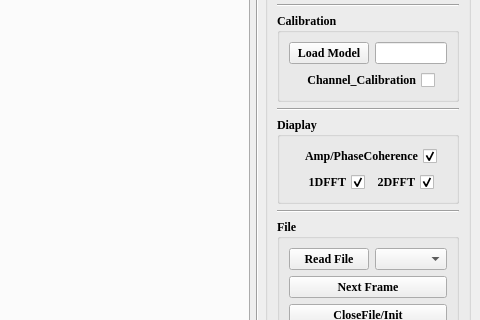
The window that Radar_UDP.ui (CruzeOliver/Andar_Radar_UDP) describes before a commit, drawn with Qt 5; both pictures show x 746 to 1226 and y 288 to 608 of the 1226 by 943 pixel window.
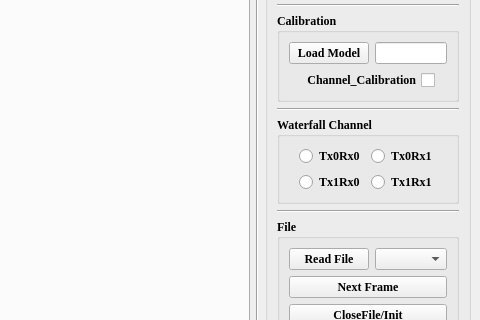
The same window after the commit.

Commit message: Removed the checkboxes for 1dfft, 2dfft, etc., and all views are displayed directly. Added a waterfall channel selection button

The edit to the form file:
```diff
--- a/Radar_UDP.ui
+++ b/Radar_UDP.ui
@@ -414,12 +414,56 @@
        <item>
         <widget class="QGroupBox" name="groupBox_Display">
          <property name="title">
-          <string>Diaplay</string>
+          <string>Waterfall Channel</string>
          </property>
          <layout class="QVBoxLayout" name="verticalLayout_4">
           <item>
            <layout class="QHBoxLayout" name="horizontalLayout_6">
             <item>
+             <spacer name="horizontalSpacer_3">
+              <property name="orientation">
+               <enum>Qt::Horizontal</enum>
+              </property>
+              <property name="sizeHint" stdset="0">
+               <size>
+                <width>40</width>
+                <height>20</height>
+               </size>
+              </property>
+             </spacer>
+            </item>
+            <item>
+             <widget class="QRadioButton" name="radioButton_t0r0">
+              <property name="text">
+               <string>Tx0Rx0</string>
+              </property>
+             </widget>
+            </item>
+            <item>
+             <widget class="QRadioButton" name="radioButton_t0r1">
+              <property name="text">
+               <string>Tx0Rx1</string>
+              </property>
+             </widget>
+            </item>
+            <item>
+             <spacer name="horizontalSpacer_4">
+              <property name="orientation">
+               <enum>Qt::Horizontal</enum>
+              </property>
+              <property name="sizeHint" stdset="0">
+               <size>
+                <width>40</width>
+                <height>20</height>
+               </size>
+              </property>
+             </spacer>
+            </item>
+           </layout>
+          </item>
+          <item>
+           <layout class="QHBoxLayout" name="horizontalLayout_12">
+            <item>
              <spacer name="horizontalSpacer_5">
               <property name="orientation">
                <enum>Qt::Horizontal</enum>
@@ -433,15 +477,16 @@
              </spacer>
             </item>
             <item>
-             <widget class="QCheckBox" name="checkBox_APcoherence">
-              <property name="layoutDirection">
-               <enum>Qt::RightToLeft</enum>
-              </property>
+             <widget class="QRadioButton" name="radioButton_t1r0">
               <property name="text">
-               <string>Amp/PhaseCoherence</string>
+               <string>Tx1Rx0</string>
               </property>
-              <property name="checked">
-               <bool>true</bool>
+             </widget>
+            </item>
+            <item>
+             <widget class="QRadioButton" name="radioButton_t1r1">
+              <property name="text">
+               <string>Tx1Rx1</string>
               </property>
              </widget>
             </item>
@@ -460,62 +505,6 @@
             </item>
            </layout>
           </item>
-          <item>
-           <layout class="QGridLayout" name="gridLayout_5">
-            <item row="0" column="4">
-             <spacer name="horizontalSpacer_4">
-              <property name="orientation">
-               <enum>Qt::Horizontal</enum>
-              </property>
-              <property name="sizeHint" stdset="0">
-               <size>
-                <width>40</width>
-                <height>20</height>
-               </size>
-              </property>
-             </spacer>
-            </item>
-            <item row="0" column="2">
-             <widget class="QCheckBox" name="checkBox_2dfft">
-              <property name="layoutDirection">
-               <enum>Qt::RightToLeft</enum>
-              </property>
-              <property name="text">
-               <string>2DFFT</string>
-              </property>
-              <property name="checked">
-               <bool>true</bool>
-              </property>
-             </widget>
-            </item>
-            <item row="0" column="1">
-             <widget class="QCheckBox" name="checkBox_1dfft">
-              <property name="layoutDirection">
-               <enum>Qt::RightToLeft</enum>
-              </property>
-              <property name="text">
-               <string>1DFFT</string>
-              </property>
-              <property name="checked">
-               <bool>true</bool>
-              </property>
-             </widget>
-            </item>
-            <item row="0" column="0">
-             <spacer name="horizontalSpacer_3">
-              <property name="orientation">
-               <enum>Qt::Horizontal</enum>
-              </property>
-              <property name="sizeHint" stdset="0">
-               <size>
-                <width>40</width>
-                <height>20</height>
-               </size>
-              </property>
-             </spacer>
-            </item>
-           </layout>
-          </item>
          </layout>
         </widget>
        </item>
```
Left out of the diff: 28 changed lines with no effect on the pictures. The commit also changes 2 other files.
